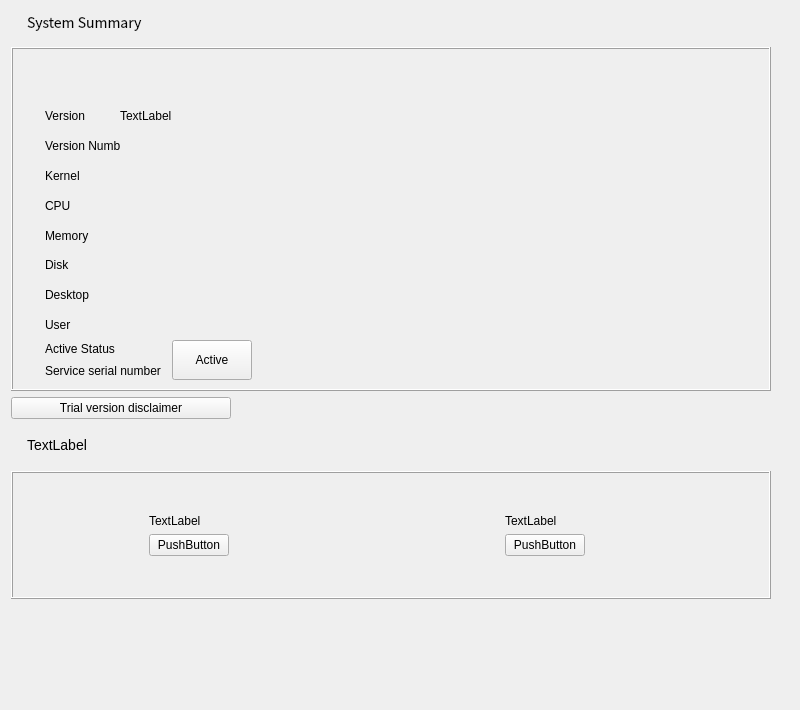
Qt form plugins/other/about/about.ui (ukui/ukui-control-center) before a commit.
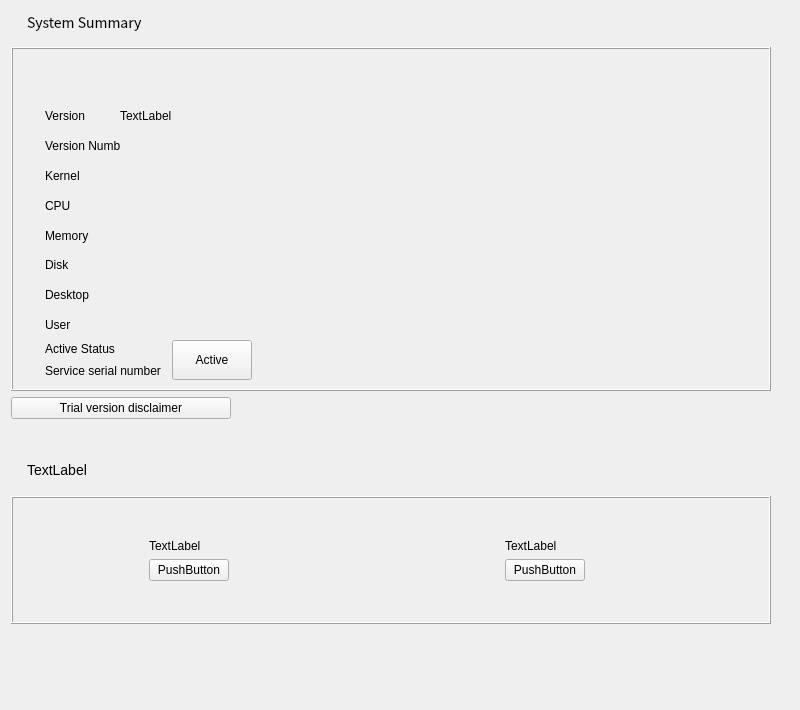
The same form after that commit.

The edit to the form file:
```diff
--- a/plugins/other/about/about.ui
+++ b/plugins/other/about/about.ui
@@ -1090,7 +1090,7 @@
         <property name="sizeHint" stdset="0">
          <size>
           <width>20</width>
-          <height>220</height>
+          <height>0</height>
          </size>
         </property>
        </spacer>
```
Left out of the diff: 16 changed lines with no effect on the pictures.
